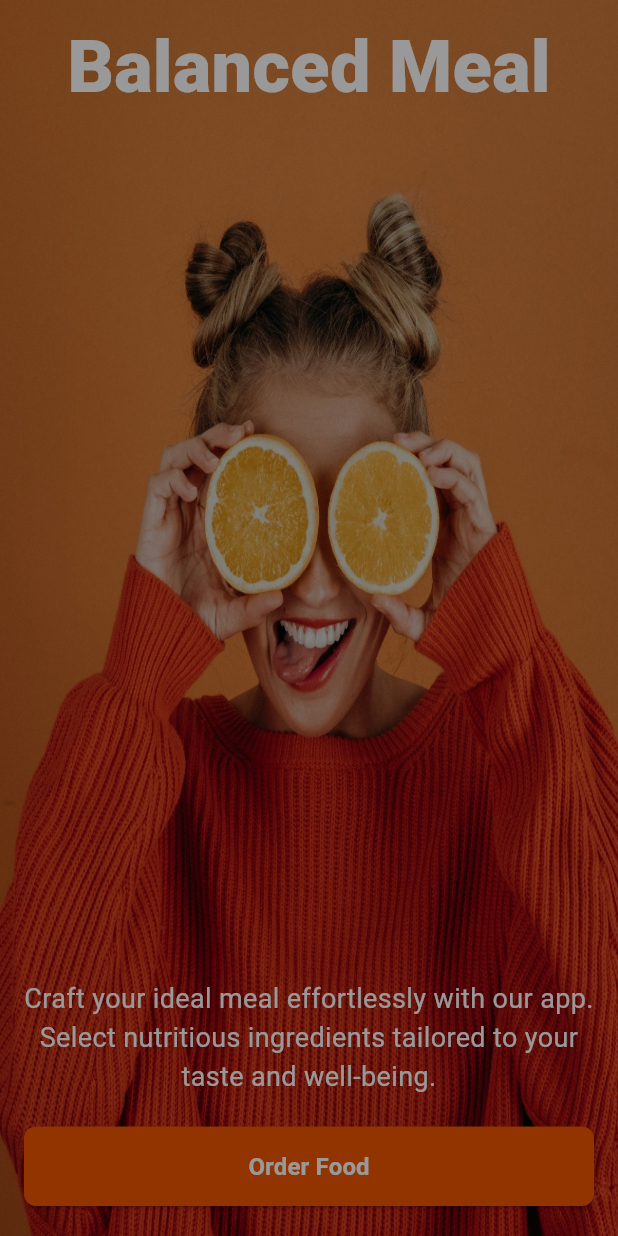
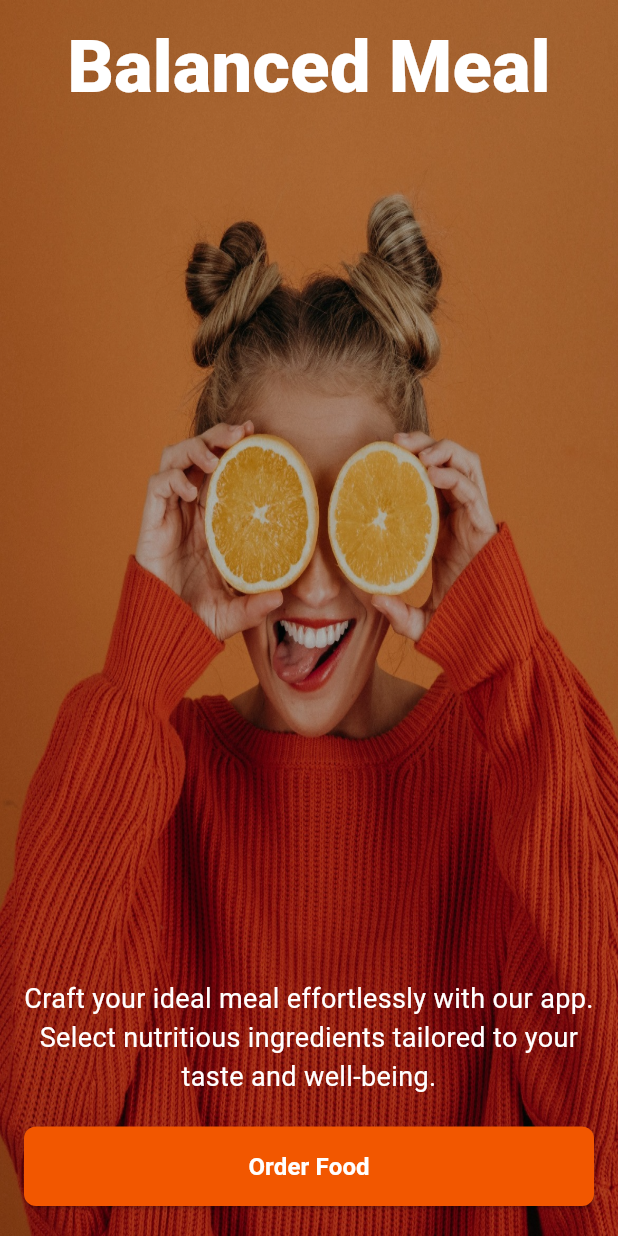
Before and after one commit to belalellathy/balanced_meal, a Flutter app: the screen it shows after launch, on a phone screen of 412 x 824 dp. Run offline on Flutter 3.47's test engine with Material 3 defaults, Android fonts, the phone set to English and light mode, and no system bars.

Commit message:
update_features

```diff
--- a/lib/cards/food_summary.dart
+++ b/lib/cards/food_summary.dart
@@ -42,8 +42,9 @@ class FoodSummary extends StatelessWidget {
                 children: [
                    InkWell(
               onTap: () {
+                                orderprovider.removetotal(orderprovider.orderedfood[index].price, orderprovider.orderedfood[index].calories);
                 orderprovider.removeQuantity(orderprovider.orderedfood[index]);
-                orderprovider.removetotal(orderprovider.orderedfood[index].price, orderprovider.orderedfood[index].calories);
+
               },
               child: Icon(Icons.remove_circle,color: Color(0xFFF25700),),
             ),
--- a/lib/userdetails_screen.dart
+++ b/lib/userdetails_screen.dart
@@ -202,7 +202,8 @@ class _UserdetailsScreenState extends State<UserdetailsScreen> {
                       SnackBar(
                         content: Text(
                           "Please fill all the fields with integer values.",
-                        ),
+                        ),backgroundColor: Colors.red,
+
                       ),
                     );
                   }
--- a/lib/welcome_screen.dart
+++ b/lib/welcome_screen.dart
@@ -6,17 +6,18 @@ class WelcomeScreen extends StatelessWidget {
   @override
   Widget build(BuildContext context) {
     return Scaffold(
-      body: Container(
-        foregroundDecoration: BoxDecoration(
-          color: Colors.black.withOpacity(0.4),
-        ),
-        child: Stack(
+      body: Stack(
         fit: StackFit.expand,
 
         children: [
-            Image.asset(
+          Container(
+            foregroundDecoration: BoxDecoration(
+              color: Colors.black.withOpacity(0.2),
+            ),
+            child: Image.asset(
               "assets/images/5cd78b62e9855eaaf7d474ac3e0d21936a5d75d9.jpg",
               fit: BoxFit.fill,
+            ),
           ),
           Padding(
             padding: const EdgeInsets.symmetric(horizontal: 16),
@@ -76,7 +77,6 @@ class WelcomeScreen extends StatelessWidget {
           ),
         ],
       ),
-      ),
     );
   }
 }
```
Also changed, not shown: lib/API/api_service.dart (+5 -3 lines), lib/create_order.dart (+13 -3 lines), lib/ordersummary.dart (+35 -3 lines), lib/providers/order_provide.dart (+10 -0 lines). Lines whose indentation alone changed are shown as unchanged.
